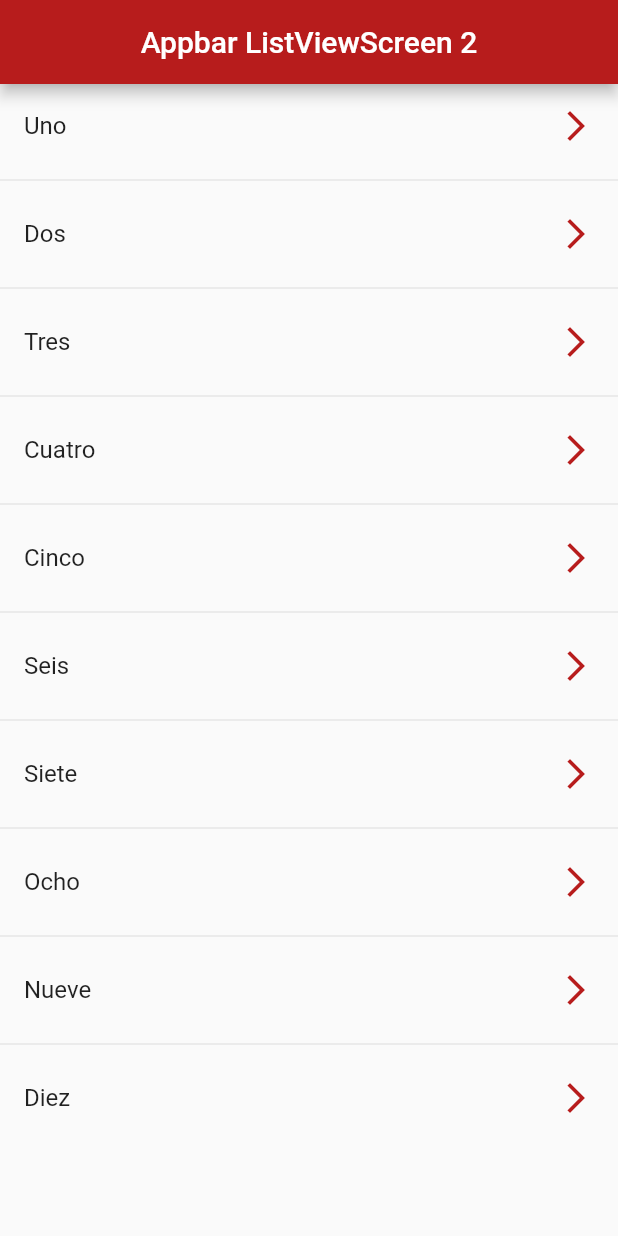
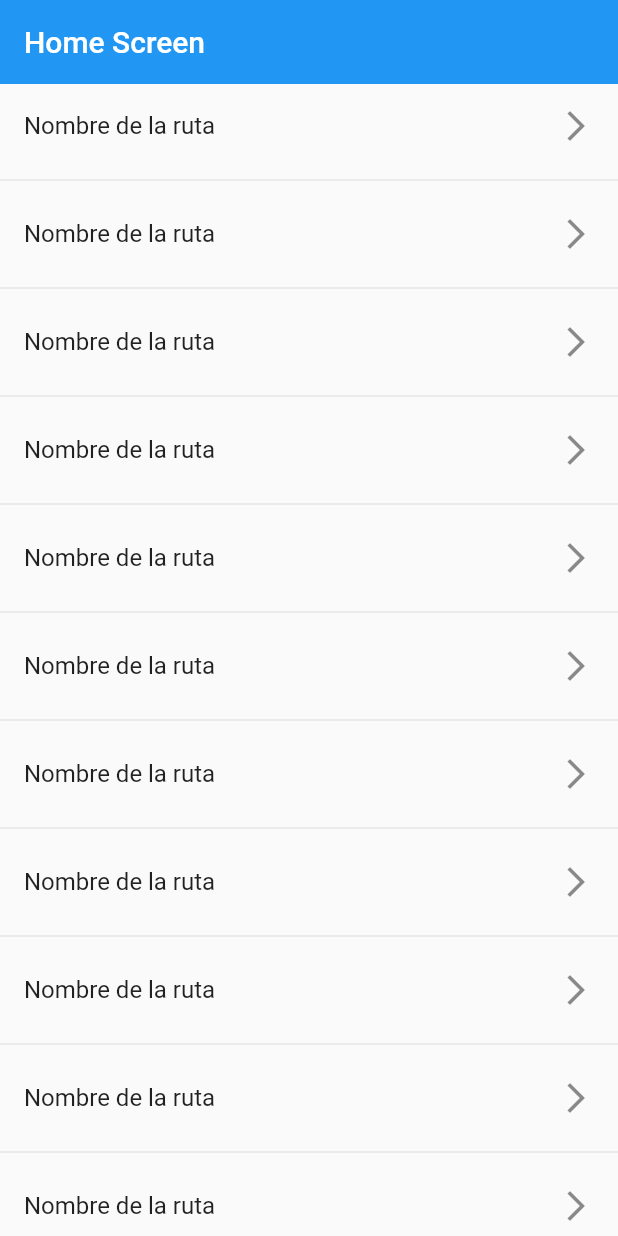
Before and after one commit to Omxrhack/App-1-Curso-Flutter, a Flutter app: the screen it shows after launch, on a phone screen of 412 x 824 dp. Run offline on Flutter 3.47's test engine with Material 2 defaults, Android fonts, the light colour scheme and no system bars.

Commit message:
refactorizacíon del codigo

```diff
--- a/lib/main.dart
+++ b/lib/main.dart
@@ -1,6 +1,5 @@
 import 'package:flutter/material.dart';
-
-import 'package:listflutter/screens/listview2_screen.dart';
+import 'package:listflutter/router/app_router.dart';
 
 void main() => runApp(const MyApp());
 
@@ -9,10 +8,13 @@ class MyApp extends StatelessWidget {
 
   @override
   Widget build(BuildContext context) {
-    return const MaterialApp(
+    return MaterialApp(
       debugShowCheckedModeBanner: false,
       title: 'Material App',
-      home: ListViewScreen2(),
+      //home: const ListViewScreen2(),
+      initialRoute: AppRoute.inicialRoute,
+      routes: AppRoute.routes,
+      onGenerateRoute: AppRoute.onGenerateRoute,
     );
   }
 }
--- /dev/null
+++ b/lib/models/menu_options.dart
@@ -0,0 +1,15 @@
+import 'package:flutter/material.dart';
+
+class MenuOptions {
+  final String route;
+  final IconData icon;
+  final String title;
+  final Widget screen;
+
+  MenuOptions({
+    required this.route,
+    required this.icon,
+    required this.title,
+    required this.screen,
+  });
+}
--- /dev/null
+++ b/lib/models/models.dart
@@ -0,0 +1 @@
+export 'package:listflutter/models/menu_options.dart';
--- /dev/null
+++ b/lib/router/app_router.dart
@@ -0,0 +1,24 @@
+import 'package:flutter/material.dart';
+import 'package:listflutter/models/models.dart';
+import 'package:listflutter/screens/screens.dart';
+
+class AppRoute {
+  static const inicialRoute = 'home';
+  static final menuOptions = <MenuOptions>{
+
+  };
+
+  static Map<String, Widget Function(BuildContext)> routes = {
+    'home': (_) => const HomeScreen(),
+    'listview2': (_) => const ListViewScreen2(),
+    'listview1': (_) => ListView(),
+    'card': (_) => const CardScreen(),
+    'alert': (_) => const AlertScreen(),
+  };
+
+  static Route<dynamic> onGenerateRoute(RouteSettings settings) {
+    return MaterialPageRoute(
+      builder: (context) => const AlertScreen(),
+    );
+  }
+}
--- /dev/null
+++ b/lib/screens/home_screen.dart
@@ -0,0 +1,30 @@
+import 'package:flutter/material.dart';
+
+class HomeScreen extends StatelessWidget {
+  const HomeScreen({Key? key}) : super(key: key);
+
+  @override
+  Widget build(BuildContext context) {
+    return Scaffold(
+      appBar: AppBar(
+        title: const Text('Home Screen'),
+        elevation: 0,
+      ),
+      body: ListView.separated(
+        itemCount: 20,
+        itemBuilder: (context, index) => ListTile(
+          trailing: const Icon(Icons.arrow_forward_ios_sharp),
+          title: const Text('Nombre de la ruta'),
+          onTap: () {
+            // final route = MaterialPageRoute(
+            //    builder: (context) => const ListViewScreen2());
+            //Navigator.push(context, route);
+
+            Navigator.pushNamed(context, 'card');
+          },
+        ),
+        separatorBuilder: (_, __) => const Divider(),
+      ),
+    );
+  }
+}
--- /dev/null
+++ b/lib/screens/screens.dart
@@ -0,0 +1,6 @@
+export 'package:listflutter/screens/home_screen.dart';
+
+export 'package:listflutter/screens/card_screen.dart';
+export 'package:listflutter/screens/listview2_screen.dart';
+export 'package:listflutter/screens/listview1_screen.dart';
+export 'package:listflutter/screens/alert_screen.dart';
```
